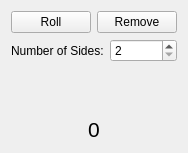
Old version of the form Betelgeuse/Betelgeuse/dieroller.ui in the repository Ipiano/Project-Orion.
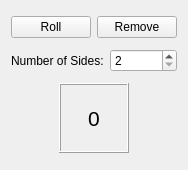
New version of the form.

```diff
--- a/Betelgeuse/Betelgeuse/dieroller.ui
+++ b/Betelgeuse/Betelgeuse/dieroller.ui
@@ -7,7 +7,7 @@
     <x>0</x>
     <y>0</y>
     <width>186</width>
-    <height>153</height>
+    <height>170</height>
    </rect>
   </property>
   <property name="sizePolicy">
@@ -60,20 +60,7 @@
     </layout>
    </item>
    <item>
-    <spacer name="verticalSpacer">
-     <property name="orientation">
-      <enum>Qt::Vertical</enum>
-     </property>
-     <property name="sizeHint" stdset="0">
-      <size>
-       <width>20</width>
-       <height>40</height>
-      </size>
-     </property>
-    </spacer>
-   </item>
-   <item>
-    <layout class="QHBoxLayout" name="horizontalLayout_2">
+    <layout class="QHBoxLayout" name="horizontalLayout_4">
      <item>
       <spacer name="horizontalSpacer">
        <property name="orientation">
@@ -88,15 +75,68 @@
       </spacer>
      </item>
      <item>
-      <widget class="QLabel" name="label_result">
-       <property name="font">
-        <font>
-         <pointsize>16</pointsize>
-        </font>
+      <widget class="QFrame" name="frame">
+       <property name="minimumSize">
+        <size>
+         <width>70</width>
+         <height>70</height>
+        </size>
        </property>
-       <property name="text">
-        <string>0</string>
+       <property name="maximumSize">
+        <size>
+         <width>70</width>
+         <height>70</height>
+        </size>
        </property>
+       <property name="frameShape">
+        <enum>QFrame::Box</enum>
+       </property>
+       <property name="frameShadow">
+        <enum>QFrame::Raised</enum>
+       </property>
+       <property name="midLineWidth">
+        <number>0</number>
+       </property>
+       <layout class="QHBoxLayout" name="horizontalLayout_2">
+        <item>
+         <spacer name="horizontalSpacer_3">
+          <property name="orientation">
+           <enum>Qt::Horizontal</enum>
+          </property>
+          <property name="sizeHint" stdset="0">
+           <size>
+            <width>40</width>
+            <height>20</height>
+           </size>
+          </property>
+         </spacer>
+        </item>
+        <item>
+         <widget class="QLabel" name="label_result">
+          <property name="font">
+           <font>
+            <pointsize>16</pointsize>
+           </font>
+          </property>
+          <property name="text">
+           <string>0</string>
+          </property>
+         </widget>
+        </item>
+        <item>
+         <spacer name="horizontalSpacer_4">
+          <property name="orientation">
+           <enum>Qt::Horizontal</enum>
+          </property>
+          <property name="sizeHint" stdset="0">
+           <size>
+            <width>40</width>
+            <height>20</height>
+           </size>
+          </property>
+         </spacer>
+        </item>
+       </layout>
       </widget>
      </item>
      <item>
```
